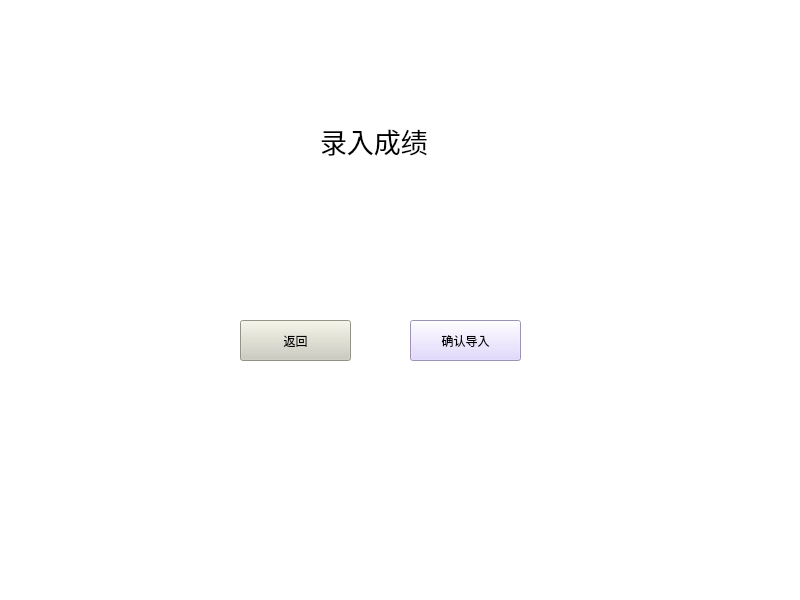
First picture: the form in CODE/input_excel_score.ui, repository lensans/-, before the edit.
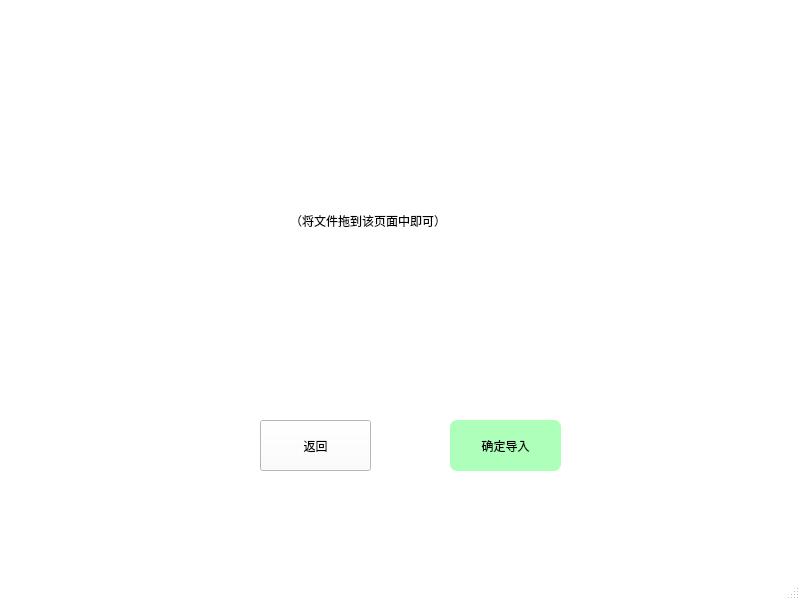
Second picture: the form after the edit. Icons and pictures are not drawn.

Patch:
```diff
--- a/CODE/input_excel_score.ui
+++ b/CODE/input_excel_score.ui
@@ -14,60 +14,90 @@
    <string>MainWindow</string>
   </property>
   <property name="styleSheet">
-   <string notr="true">background-color: rgb(255, 255, 255);</string>
+   <string notr="true">QMainWindow#Input_excel_score
+{
+	border-image: url(:/pic.png);
+	background-color: rgb(255, 255, 255);
+	
+}
+</string>
   </property>
   <widget class="QWidget" name="centralwidget">
    <widget class="QPushButton" name="input_excel_return">
     <property name="geometry">
      <rect>
-      <x>240</x>
-      <y>320</y>
+      <x>260</x>
+      <y>420</y>
       <width>111</width>
-      <height>41</height>
+      <height>51</height>
      </rect>
     </property>
     <property name="styleSheet">
-     <string notr="true">font: 16pt &quot;宋体&quot;;
-background-color: rgb(204, 204, 191);</string>
+     <string notr="true">
+QMainWindow#Input_excel_score QPushButton#input_excel_return
+{
+   font: 18pt &quot;宋体&quot;;
+	
+	background-color: rgb(255, 255, 255);
+color: rgb(0,0,0);
+}
+
+QMainWindow#Input_excel_score QPushButton#input_excel_return:hover
+{
+	
+	background-color: rgb(195, 195, 195);
+}</string>
     </property>
     <property name="text">
      <string>返回</string>
     </property>
    </widget>
-   <widget class="QLabel" name="revise_title">
-    <property name="geometry">
-     <rect>
-      <x>320</x>
-      <y>110</y>
-      <width>141</width>
-      <height>61</height>
-     </rect>
-    </property>
-    <property name="font">
-     <font>
-      <family>宋体</family>
-      <pointsize>20</pointsize>
-     </font>
-    </property>
-    <property name="text">
-     <string>录入成绩</string>
-    </property>
-   </widget>
    <widget class="QPushButton" name="input_excel_confirm">
     <property name="geometry">
      <rect>
-      <x>410</x>
-      <y>320</y>
+      <x>450</x>
+      <y>420</y>
       <width>111</width>
+      <height>51</height>
+     </rect>
+    </property>
+    <property name="styleSheet">
+     <string notr="true">QMainWindow#Input_excel_score QPushButton#input_excel_confirm
+{
+	
+	background-color: rgb(174, 255, 186);
+  color: rgb(0,0,0);
+
+border:0px groove gray;border-radius:
+7px;padding:2px 4px;
+font: 18pt &quot;Candara&quot;;
+
+}
+
+QMainWindow#Input_excel_score QPushButton#input_excel_confirm:hover
+{
+	background-color: rgb(120,200,150);
+}</string>
+    </property>
+    <property name="text">
+     <string>确定导入</string>
+    </property>
+   </widget>
+   <widget class="QLabel" name="label">
+    <property name="geometry">
+     <rect>
+      <x>290</x>
+      <y>200</y>
+      <width>221</width>
       <height>41</height>
      </rect>
     </property>
     <property name="styleSheet">
-     <string notr="true">background-color: rgb(218, 205, 255);
-font: 16pt &quot;宋体&quot;;</string>
+     <string notr="true">color: rgb(0, 0, 0);
+font: 12pt &quot;宋体&quot;;</string>
     </property>
     <property name="text">
-     <string>确认导入</string>
+     <string>（将文件拖到该页面中即可）</string>
     </property>
    </widget>
   </widget>
```
